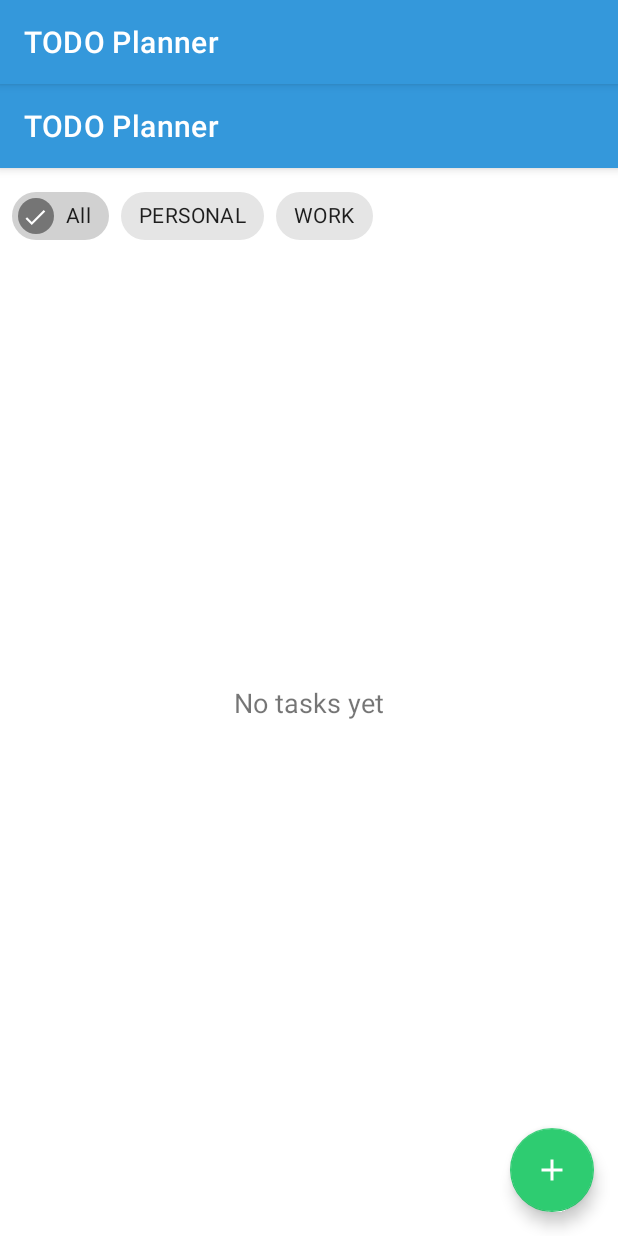
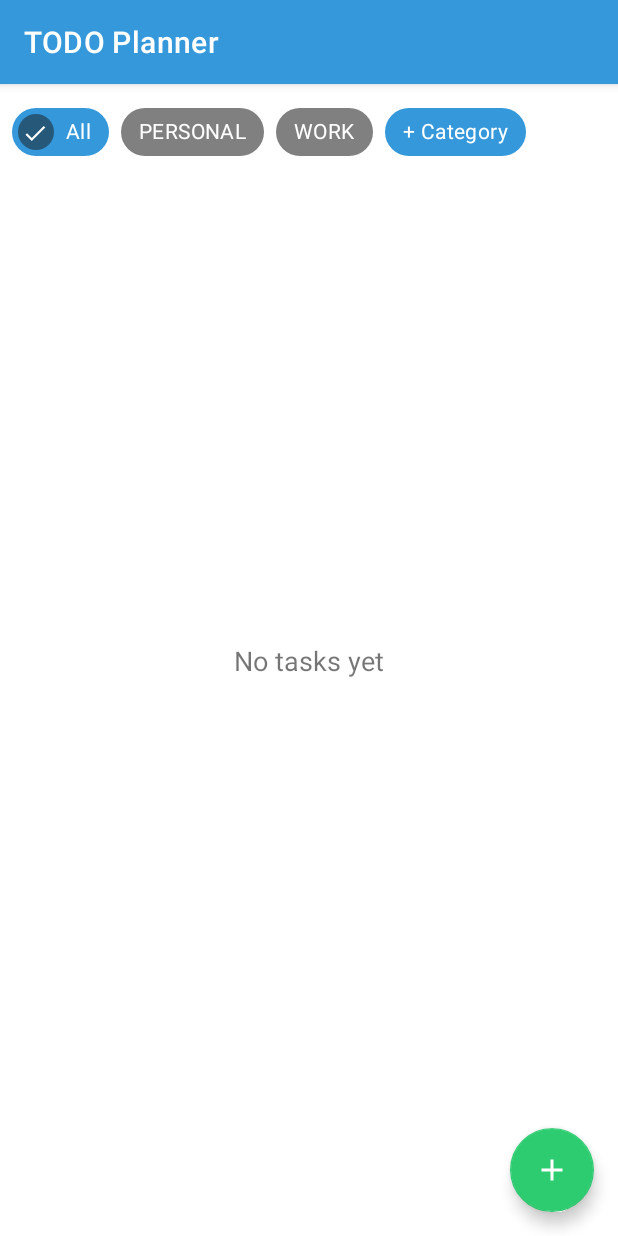
Before and after one commit to Eyohha/GCU-TODO-Planner, an Android app: the screen it shows after launch (MainActivity), on a phone screen of 412 x 824 dp. Run offline under Robolectric (Android 15) with nearby library versions, the phone set to English and light mode, and no system bars; our stand-ins replace Room's generated code.

```diff
--- a/app/src/main/java/com/todo/planner/ui/activities/MainActivity.java
+++ b/app/src/main/java/com/todo/planner/ui/activities/MainActivity.java
@@ -1,10 +1,12 @@
 package com.todo.planner.ui.activities;
 
+import android.content.res.ColorStateList;
 import android.os.Bundle;
 import android.view.View;
 import android.widget.Toast;
 
 import androidx.appcompat.app.AppCompatActivity;
+import androidx.appcompat.widget.Toolbar;
 import androidx.lifecycle.ViewModelProvider;
 import androidx.recyclerview.widget.LinearLayoutManager;
 
@@ -36,7 +38,9 @@ public class MainActivity extends AppCompatActivity implements
         binding = ActivityMainBinding.inflate(getLayoutInflater());
         setContentView(binding.getRoot());
 
-        setSupportActionBar(binding.toolbar);
+//        setSupportActionBar(binding.toolbar);
+        Toolbar toolbar = binding.toolbar;
+        setSupportActionBar(toolbar);
 
         viewModel = new ViewModelProvider(this).get(TodoViewModel.class);
         setupRecyclerView();
@@ -52,7 +56,22 @@ public class MainActivity extends AppCompatActivity implements
     }
 
     private void setupCategoryChips() {
+        // Create color state list for chips
+        ColorStateList chipColorStates = new ColorStateList(
+                new int[][] {
+                        new int[] { android.R.attr.state_checked },  // Checked state
+                        new int[] { -android.R.attr.state_checked }  // Unchecked state
+                },
+                new int[] {
+                        getResources().getColor(R.color.primary_blue, null),  // Color for checked state
+                        getResources().getColor(R.color.medium_gray, null)     // Color for unchecked state
+                }
+        );
+
         // Add the "All" chip
+        binding.chipAll.setChipBackgroundColor(chipColorStates);
+        binding.chipAll.setTextColor(ColorStateList.valueOf(getResources().getColor(R.color.white, null)));
+        binding.chipAll.setChecked(true);  // Set "All" as initially selected
         binding.chipAll.setOnClickListener(v -> {
             viewModel.setCurrentCategoryId(-1);
             observeTasksByCategory(-1);
@@ -67,23 +86,39 @@ public class MainActivity extends AppCompatActivity implements
                 Chip chip = new Chip(this);
                 chip.setText(category.getName());
                 chip.setCheckable(true);
+                chip.setClickable(true);
+                chip.setChipBackgroundColor(chipColorStates);
+                chip.setTextColor(ColorStateList.valueOf(getResources().getColor(R.color.white, null)));
+
+                // Set checked if this is the current category
+                chip.setChecked(viewModel.getCurrentCategoryId() == category.getId());
+
                 chip.setOnClickListener(v -> {
                     viewModel.setCurrentCategoryId(category.getId());
                     observeTasksByCategory(category.getId());
                 });
+
                 chip.setOnLongClickListener(v -> {
                     showCategoryDialog(category);
                     return true;
                 });
+
                 binding.categoryChipGroup.addView(chip);
             }
+
+            // Add the "+ Category" chip
+            Chip addCategoryChip = new Chip(this);
+            addCategoryChip.setText("+ Category");
+            addCategoryChip.setCheckable(false);
+            addCategoryChip.setClickable(true);
+            addCategoryChip.setChipBackgroundColor(ColorStateList.valueOf(getResources().getColor(R.color.primary_blue, null)));
+            addCategoryChip.setTextColor(ColorStateList.valueOf(getResources().getColor(R.color.white, null)));
+            addCategoryChip.setOnClickListener(v -> showCategoryDialog(null));
+            binding.categoryChipGroup.addView(addCategoryChip);
         });
 
-        // Add category button
-        Chip addCategoryChip = new Chip(this);
-        addCategoryChip.setText("+ Category");
-        addCategoryChip.setOnClickListener(v -> showCategoryDialog(null));
-        binding.categoryChipGroup.addView(addCategoryChip);
+        // Set single selection mode for the chip group
+        binding.categoryChipGroup.setSingleSelection(true);
     }
 
     private void setupFab() {
--- a/app/src/main/res/layout/activity_main.xml
+++ b/app/src/main/res/layout/activity_main.xml
@@ -7,7 +7,8 @@
 
     <com.google.android.material.appbar.AppBarLayout
         android:layout_width="match_parent"
-        android:layout_height="wrap_content">
+        android:layout_height="wrap_content"
+        android:background="@color/primary_blue">
 
         <androidx.appcompat.widget.Toolbar
             android:id="@+id/toolbar"
--- a/app/src/main/res/values/colors.xml
+++ b/app/src/main/res/values/colors.xml
@@ -3,6 +3,7 @@
     <color name="primary_blue">#3498db</color>
     <color name="accent_green">#2ecc71</color>
     <color name="light_gray">#f9f9f9</color>
+    <color name="medium_gray">#808080</color>
     <color name="delete_red">#C00F0C</color>
     <color name="action_yellow">#EDE319</color>
 
--- a/app/src/main/res/values/themes.xml
+++ b/app/src/main/res/values/themes.xml
@@ -1,7 +1,7 @@
 <!-- res/values/themes.xml -->
 <resources>
     <!-- Base application theme -->
-    <style name="Theme.TODOPlanner" parent="Theme.MaterialComponents.DayNight.DarkActionBar">
+    <style name="Theme.TODOPlanner" parent="Theme.MaterialComponents.DayNight.NoActionBar">
         <!-- Primary brand color -->
         <item name="colorPrimary">@color/primary_blue</item>
         <item name="colorPrimaryVariant">@color/primary_blue</item>
@@ -12,16 +12,8 @@
         <item name="colorOnSecondary">@color/black</item>
         <!-- Status bar color -->
         <item name="android:statusBarColor">@color/primary_blue</item>
-    </style>
-
-    <!-- Custom button styles -->
-    <style name="Button.Delete" parent="Widget.MaterialComponents.Button">
-        <item name="backgroundTint">@color/delete_red</item>
-        <item name="android:textColor">@color/white</item>
-    </style>
-
-    <style name="Button.Action" parent="Widget.MaterialComponents.Button">
-        <item name="backgroundTint">@color/action_yellow</item>
-        <item name="android:textColor">@color/black</item>
+        <!-- Remove ActionBar -->
+        <item name="windowActionBar">false</item>
+        <item name="windowNoTitle">true</item>
     </style>
 </resources>
--- a/build.gradle
+++ b/build.gradle
@@ -5,13 +5,13 @@ buildscript {
 //        mavenCentral()
 //    }
     dependencies {
-        classpath 'com.android.tools.build:gradle:8.1.1'
+        classpath 'com.android.tools.build:gradle:8.2.2'
     }
 }
 
 // Top-level build file where you can add configuration options common to all sub-projects/modules.
 plugins {
-    id 'com.android.application' version '8.1.1' apply false
+    id 'com.android.application' version '8.2.2' apply false
 }
 
 //allprojects {
```
Also changed, not shown: 1 other file.
